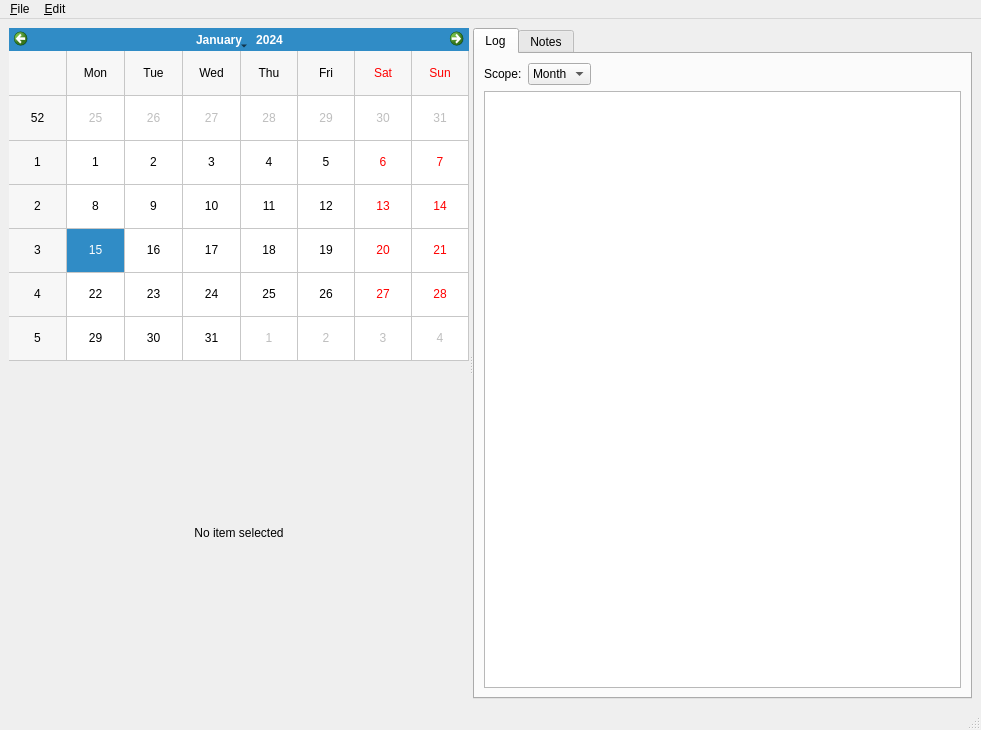
anetczuk/work-log, file src/worklog/ui/mainwindow.ui: the form before one commit.
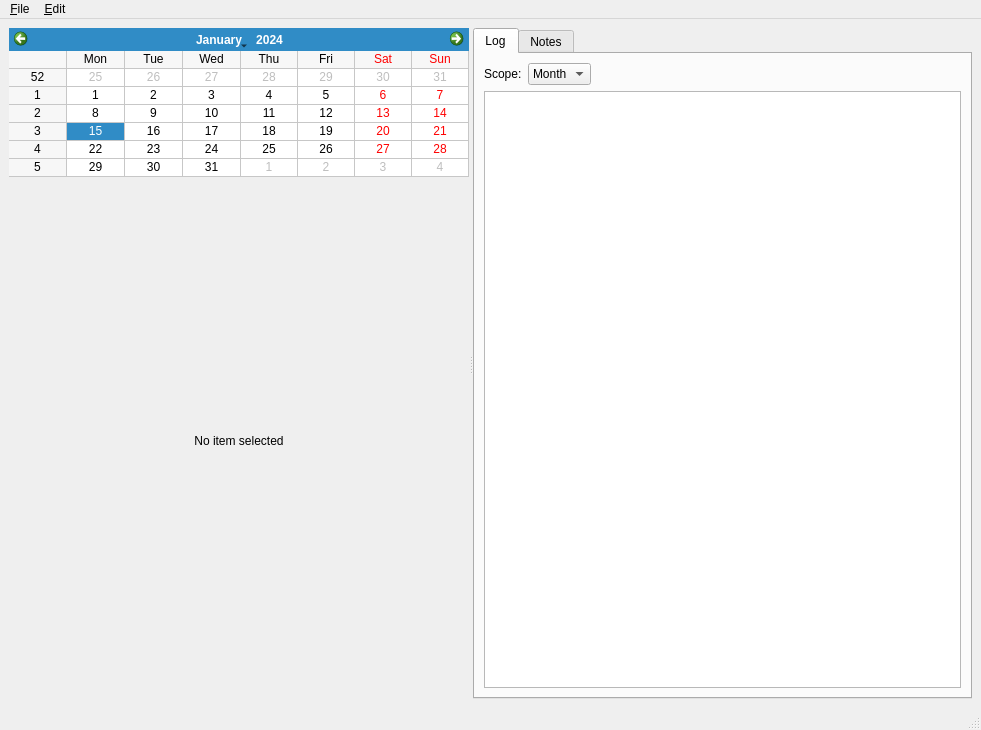
The form after the commit. Custom widgets are drawn as their Qt base class.

```diff
--- a/src/worklog/ui/mainwindow.ui
+++ b/src/worklog/ui/mainwindow.ui
@@ -21,7 +21,7 @@
        <enum>Qt::Horizontal</enum>
       </property>
       <widget class="QWidget" name="verticalLayoutWidget">
-       <layout class="QVBoxLayout" name="verticalLayout" stretch="0,0">
+       <layout class="QVBoxLayout" name="verticalLayout" stretch="0,1">
         <item>
          <widget class="NavCalendar" name="navcalendar">
           <property name="gridVisible">
```
